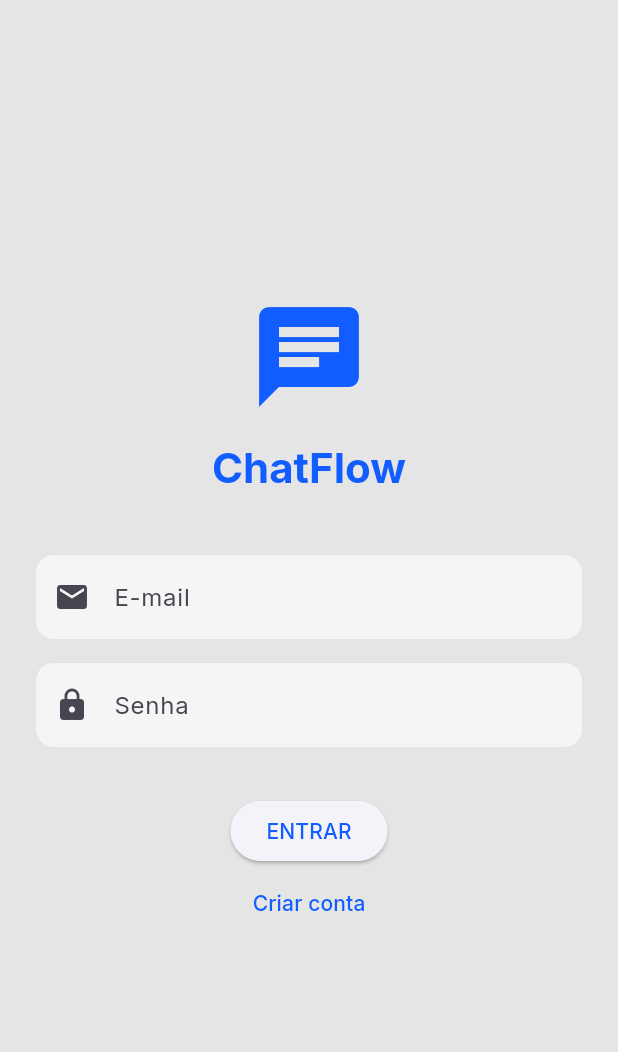
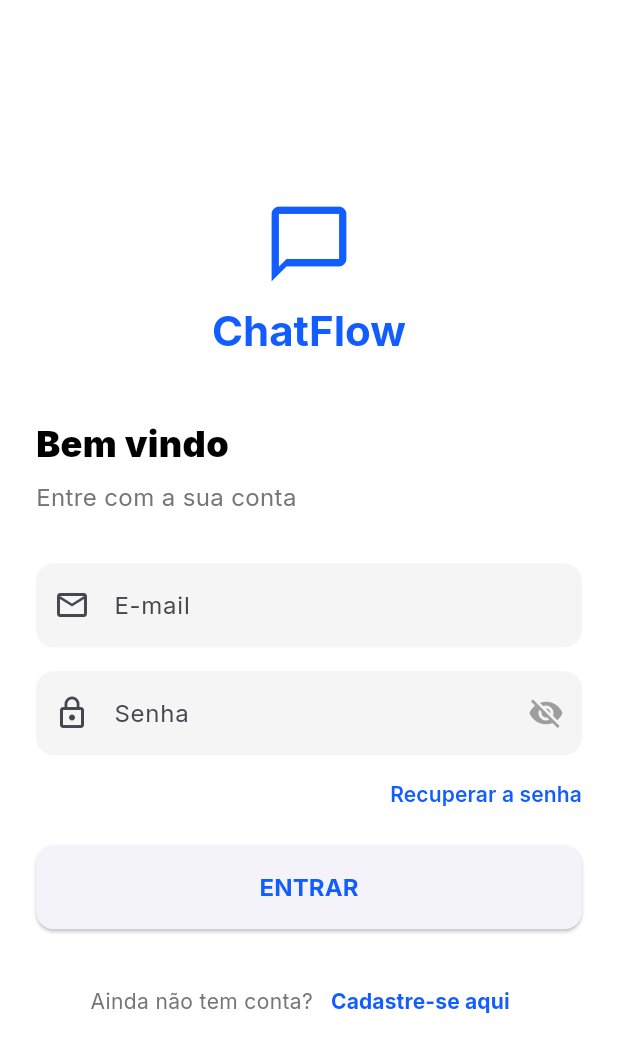
Before and after one commit to jampdroRomano/chatflow-realtime-chat, a Flutter app: the screen it shows after launch, on a phone screen of 412 x 824 dp. Shown: the top 1052 px of the screen. Run offline on Flutter 3.47's test engine with Material 3 defaults, Android fonts, the phone set to English and light mode, and no system bars; our stand-ins replace firebase_auth, firebase_core, firebase_database, google_fonts; accounts and stored records are empty.

Commit message:
fix(ui): resolve auth paths, improve chat scroll UX and reply identity
- Refactor Auth:
  - Fix import paths in 'AuthScreen' and 'AuthGate' after file move.
  - Consolidate Login/Register logic into a single 'AuthScreen'.

- Improve Chat UX (Keyboard & Scroll):
  - Enable 'reverse: true' in ChatScreen ListView to correctly handle keyboard interactions (pushing content up).
  - Implement 'scrollToBottom' callback in ChatInput to auto-scroll on send.

- Fix Reply Identity Logic:
  - Update MessageBubble and ReplyPreview to display "Você" when the reply sender matches 'currentUserId'.
  - Pass 'currentUserId' to MessageBubble widget.
  - Fix syntax errors (ternary operators and missing braces) in MessageBubble and ChatScreen.

- General:
  - Fix relative import paths across multiple screens and widgets.

```diff
--- a/lib/models/message_model.dart
+++ b/lib/models/message_model.dart
@@ -6,6 +6,7 @@ class ChatMessage {
   final DateTime timestamp;
   final String? replyToMessageId;
   final String? replyToSenderName;
+  final String? replyToSenderId; // <--- NOVO CAMPO FUNDAMENTAL
   final String? replyToText;
   final bool isDeleted;
 
@@ -17,6 +18,7 @@ class ChatMessage {
     required this.timestamp,
     this.replyToMessageId,
     this.replyToSenderName,
+    this.replyToSenderId, // <--- Adicione aqui
     this.replyToText,
     this.isDeleted = false,
   });
@@ -29,6 +31,7 @@ class ChatMessage {
       'timestamp': timestamp.toIso8601String(),
       'replyToMessageId': replyToMessageId,
       'replyToSenderName': replyToSenderName,
+      'replyToSenderId': replyToSenderId, // <--- Salva no banco
       'replyToText': replyToText,
       'isDeleted': isDeleted,
     };
@@ -43,6 +46,7 @@ class ChatMessage {
       timestamp: DateTime.tryParse(map['timestamp'] ?? '') ?? DateTime.now(),
       replyToMessageId: map['replyToMessageId'],
       replyToSenderName: map['replyToSenderName'],
+      replyToSenderId: map['replyToSenderId'], // <--- Lê do banco
       replyToText: map['replyToText'],
       isDeleted: map['isDeleted'] ?? false,
     );
--- a/lib/viewmodels/chat_viewmodel.dart
+++ b/lib/viewmodels/chat_viewmodel.dart
@@ -74,6 +74,7 @@ class ChatViewModel extends ChangeNotifier {
       currentUserName,
       replyToMessageId: _replyingTo?.id,
       replyToSenderName: _replyingTo?.senderName,
+      replyToSenderId: _replyingTo?.senderId,
       replyToText: _replyingTo?.text
     );
 
--- a/lib/views/screens/auth/login_screen.dart
+++ /dev/null
@@ -1,77 +0,0 @@
-import 'package:flutter/material.dart';
-import 'package:provider/provider.dart';
-import '../../../viewmodels/auth_viewmodel.dart';
-import '../../widgets/custom_text_field.dart';
-
-class LoginScreen extends StatefulWidget {
-  const LoginScreen({super.key});
-  @override
-  State<LoginScreen> createState() => _LoginScreenState();
-}
-
-class _LoginScreenState extends State<LoginScreen> {
-  final _emailController = TextEditingController();
-  final _passwordController = TextEditingController();
-
-  @override
-  Widget build(BuildContext context) {
-    final authViewModel = Provider.of<AuthViewModel>(context);
-    final theme = Theme.of(context); // Atalho para usar o tema
-
-    return Scaffold(
-      body: Center(
-        child: SingleChildScrollView(
-          padding: const EdgeInsets.all(24.0),
-          child: Column(
-            children: [
-              // Ícone usando a cor primária do tema (Azul 0xFF125DFF)
-              Icon(Icons.chat, size: 80, color: theme.colorScheme.primary),
-
-              const SizedBox(height: 16),
-
-              // Texto usando a tipografia padrão do tema + cor primária
-              Text(
-                'ChatFlow',
-                style: theme.textTheme.headlineMedium?.copyWith(
-                  fontWeight: FontWeight.bold,
-                  color: theme.colorScheme.primary,
-                ),
-              ),
-
-              const SizedBox(height: 32),
-
-              // Mensagem de erro usando a cor de erro do tema (Vermelho)
-              if (authViewModel.errorMessage != null)
-                Padding(
-                  padding: const EdgeInsets.only(bottom: 16.0),
-                  child: Text(
-                    authViewModel.errorMessage!,
-                    style: TextStyle(color: theme.colorScheme.error),
-                    textAlign: TextAlign.center,
-                  ),
-                ),
-
-              CustomTextField(controller: _emailController, label: 'E-mail', icon: Icons.email),
-              CustomTextField(controller: _passwordController, label: 'Senha', icon: Icons.lock, isPassword: true),
-
-              const SizedBox(height: 24),
-
-              authViewModel.isLoading
-                  ? const CircularProgressIndicator()
-                  : ElevatedButton(
-                      // O estilo (cor, borda, padding) já vem automático do main.dart (AppTheme)
-                      onPressed: () => authViewModel.login(_emailController.text, _passwordController.text),
-                      child: const Text('ENTRAR'),
-                    ),
-
-              TextButton(
-                onPressed: () => authViewModel.register(_emailController.text, _passwordController.text),
-                child: const Text('Criar conta'),
-              ),
-            ],
-          ),
-        ),
-      ),
-    );
-  }
-}
--- a/lib/views/screens/auth_gate.dart
+++ b/lib/views/screens/auth_gate.dart
@@ -1,7 +1,7 @@
 import 'package:flutter/material.dart';
 import 'package:firebase_auth/firebase_auth.dart';
-import 'auth/login_screen.dart';
-import 'chat/chat_screen.dart';
+import 'auth_screen.dart'; // <--- UPDATED
+import 'chat_screen.dart';
 
 class AuthGate extends StatelessWidget {
   const AuthGate({super.key});
@@ -11,18 +11,16 @@ class AuthGate extends StatelessWidget {
     return StreamBuilder<User?>(
       stream: FirebaseAuth.instance.authStateChanges(),
       builder: (context, snapshot) {
-        // Se ainda estiver carregando...
         if (snapshot.connectionState == ConnectionState.waiting) {
           return const Scaffold(body: Center(child: CircularProgressIndicator()));
         }
 
-        // Se tem usuário logado, vai pro Chat REAL
         if (snapshot.hasData) {
           return const ChatScreen();
         }
 
-        // Se não, vai pro Login
-        return const LoginScreen();
+        // Now uses the unified screen
+        return const AuthScreen();
       },
     );
   }
--- /dev/null
+++ b/lib/views/screens/auth_screen.dart
@@ -0,0 +1,191 @@
+import 'package:flutter/material.dart';
+import 'package:provider/provider.dart';
+import '../../viewmodels/auth_viewmodel.dart';
+import '../widgets/custom_text_field.dart';
+
+class AuthScreen extends StatefulWidget {
+  const AuthScreen({super.key});
+
+  @override
+  State<AuthScreen> createState() => _AuthScreenState();
+}
+
+class _AuthScreenState extends State<AuthScreen> {
+  // Toggle State: True = Login, False = Register
+  bool _isLogin = true;
+
+  final _nameController = TextEditingController();
+  final _emailController = TextEditingController();
+  final _passwordController = TextEditingController();
+
+  // Helper to toggle between modes
+  void _toggleAuthMode() {
+    setState(() {
+      _isLogin = !_isLogin;
+      // Clear errors when switching
+      Provider.of<AuthViewModel>(context, listen: false).errorMessage;
+    });
+  }
+
+  @override
+  Widget build(BuildContext context) {
+    final authViewModel = Provider.of<AuthViewModel>(context);
+    final theme = Theme.of(context);
+    // CORREÇÃO: Removida a variável 'size' que não estava sendo usada
+
+    return Scaffold(
+      backgroundColor: Colors.white,
+      body: Center(
+        child: SingleChildScrollView(
+          padding: const EdgeInsets.all(24.0),
+          child: Column(
+            mainAxisAlignment: MainAxisAlignment.center,
+            crossAxisAlignment: CrossAxisAlignment.stretch, // Full width alignment
+            children: [
+              // 1. LOGO AREA
+              Icon(Icons.chat_bubble_outline, size: 60, color: theme.colorScheme.primary),
+              const SizedBox(height: 10),
+              Text(
+                'ChatFlow',
+                textAlign: TextAlign.center,
+                style: theme.textTheme.headlineMedium?.copyWith(
+                  fontWeight: FontWeight.bold,
+                  color: theme.colorScheme.primary,
+                ),
+              ),
+              const SizedBox(height: 40),
+
+              // 2. DYNAMIC HEADINGS
+              Text(
+                _isLogin ? 'Bem vindo' : 'Crie sua conta',
+                style: const TextStyle(
+                  fontSize: 24,
+                  fontWeight: FontWeight.w900, // Black/Bold
+                  color: Colors.black,
+                ),
+              ),
+              const SizedBox(height: 8),
+              Text(
+                _isLogin ? 'Entre com a sua conta' : 'Preencha seus dados',
+                style: TextStyle(
+                  fontSize: 16,
+                  color: Colors.grey.shade600,
+                ),
+              ),
+              const SizedBox(height: 32),
+
+              // 3. ERROR MESSAGE
+              if (authViewModel.errorMessage != null)
+                Container(
+                  padding: const EdgeInsets.all(12),
+                  margin: const EdgeInsets.only(bottom: 20),
+                  decoration: BoxDecoration(
+                    color: theme.colorScheme.error.withValues(alpha: 0.1),
+                    borderRadius: BorderRadius.circular(8),
+                  ),
+                  child: Text(
+                    authViewModel.errorMessage!,
+                    style: TextStyle(color: theme.colorScheme.error),
+                    textAlign: TextAlign.center,
+                  ),
+                ),
+
+              // 4. INPUTS
+              // Name Input (Only shows in Register mode)
+              if (!_isLogin)
+                CustomTextField(
+                  controller: _nameController,
+                  label: 'Nome de usuário',
+                  icon: Icons.person_outline,
+                ),
+
+              CustomTextField(
+                controller: _emailController,
+                label: 'E-mail',
+                icon: Icons.email_outlined,
+                keyboardType: TextInputType.emailAddress,
+              ),
+
+              CustomTextField(
+                controller: _passwordController,
+                label: 'Senha',
+                icon: Icons.lock_outline,
+                isPassword: true, // Activates the Eye
+              ),
+
+              // 5. FORGOT PASSWORD (Only in Login)
+              if (_isLogin)
+                Align(
+                  alignment: Alignment.centerRight,
+                  child: TextButton(
+                    onPressed: () => authViewModel.recoverPassword(_emailController.text),
+                    style: TextButton.styleFrom(
+                      padding: EdgeInsets.zero,
+                      minimumSize: const Size(0, 0),
+                      tapTargetSize: MaterialTapTargetSize.shrinkWrap,
+                    ),
+                    child: Text(
+                      'Recuperar a senha',
+                      style: TextStyle(color: theme.colorScheme.primary, fontWeight: FontWeight.w600),
+                    ),
+                  ),
+                ),
+
+              const SizedBox(height: 24),
+
+              // 6. MAIN ACTION BUTTON (Full Width)
+              SizedBox(
+                height: 56, // Taller button
+                child: authViewModel.isLoading
+                    ? const Center(child: CircularProgressIndicator())
+                    : ElevatedButton(
+                        style: ElevatedButton.styleFrom(
+                          shape: RoundedRectangleBorder(borderRadius: BorderRadius.circular(12)),
+                        ),
+                        onPressed: () {
+                          if (_isLogin) {
+                            authViewModel.login(
+                              _emailController.text.trim(),
+                              _passwordController.text.trim(),
+                            );
+                          } else {
+                            authViewModel.register(
+                              _emailController.text.trim(),
+                              _passwordController.text.trim(),
+                              _nameController.text.trim(), // Passes the name
+                            );
+                          }
+                        },
+                        child: Text(
+                          _isLogin ? 'ENTRAR' : 'CADASTRAR',
+                          style: const TextStyle(fontSize: 16, fontWeight: FontWeight.bold),
+                        ),
+                      ),
+              ),
+
+              const SizedBox(height: 24),
+
+              // 7. FOOTER TOGGLE
+              Row(
+                mainAxisAlignment: MainAxisAlignment.center,
+                children: [
+                  Text(
+                    _isLogin ? 'Ainda não tem conta?' : 'Já possui cadastro?',
+                    style: TextStyle(color: Colors.grey.shade600),
+                  ),
+                  TextButton(
+                    onPressed: _toggleAuthMode,
+                    child: Text(
+                      _isLogin ? 'Cadastre-se aqui' : 'Faça Login',
+                      style: const TextStyle(fontWeight: FontWeight.bold),
+                    ),
+                  ),
+                ],
+              ),
+            ],
+          ),
+        ),
+      ),
+    );
+  }
+}
--- a/lib/views/widgets/custom_text_field.dart
+++ b/lib/views/widgets/custom_text_field.dart
@@ -1,10 +1,11 @@
 import 'package:flutter/material.dart';
 
-class CustomTextField extends StatelessWidget {
+class CustomTextField extends StatefulWidget {
   final TextEditingController controller;
   final String label;
   final IconData icon;
   final bool isPassword;
+  final TextInputType keyboardType;
 
   const CustomTextField({
     super.key,
@@ -12,21 +13,49 @@ class CustomTextField extends StatelessWidget {
     required this.label,
     required this.icon,
     this.isPassword = false,
+    this.keyboardType = TextInputType.text,
   });
+
+  @override
+  State<CustomTextField> createState() => _CustomTextFieldState();
+}
+
+class _CustomTextFieldState extends State<CustomTextField> {
+  bool _obscureText = true;
+
+  @override
+  void initState() {
+    super.initState();
+    // Only obscure if it IS a password
+    _obscureText = widget.isPassword;
+  }
 
   @override
   Widget build(BuildContext context) {
     return Padding(
-      padding: const EdgeInsets.symmetric(vertical: 8.0),
+      padding: const EdgeInsets.only(bottom: 16.0),
       child: TextField(
-        controller: controller,
-        obscureText: isPassword,
+        controller: widget.controller,
+        obscureText: widget.isPassword ? _obscureText : false,
+        keyboardType: widget.keyboardType,
         decoration: InputDecoration(
-          labelText: label,
-          prefixIcon: Icon(icon),
-          border: OutlineInputBorder(borderRadius: BorderRadius.circular(12)),
-          filled: true,
-          fillColor: Colors.grey.shade100,
+          labelText: widget.label,
+          prefixIcon: Icon(widget.icon),
+
+          // Logic for the Eye Icon
+          suffixIcon: widget.isPassword
+              ? IconButton(
+                  icon: Icon(
+                    _obscureText ? Icons.visibility_off : Icons.visibility,
+                    color: Colors.grey,
+                  ),
+                  onPressed: () {
+                    setState(() {
+                      _obscureText = !_obscureText;
+                    });
+                  },
+                )
+              : null,
         ),
       ),
     );
```
Also changed, not shown: lib/core/services/auth_service.dart (+29 -8 lines), lib/core/services/chat_service.dart (+14 -3 lines), lib/viewmodels/auth_viewmodel.dart (+62 -27 lines), lib/views/screens/chat_screen.dart (renamed from lib/views/screens/chat/chat_screen.dart, +56 -27 lines), lib/views/widgets/chat/chat_input_field.dart (+14 -5 lines), lib/views/widgets/chat/message_bubble.dart (+14 -13 lines).
